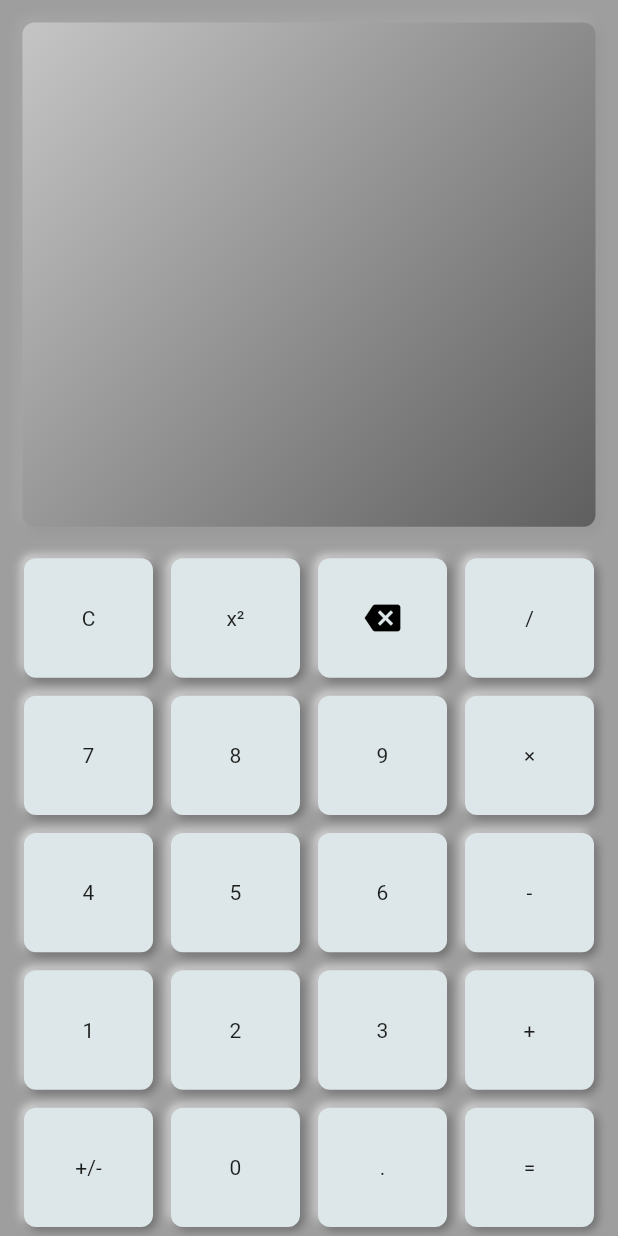
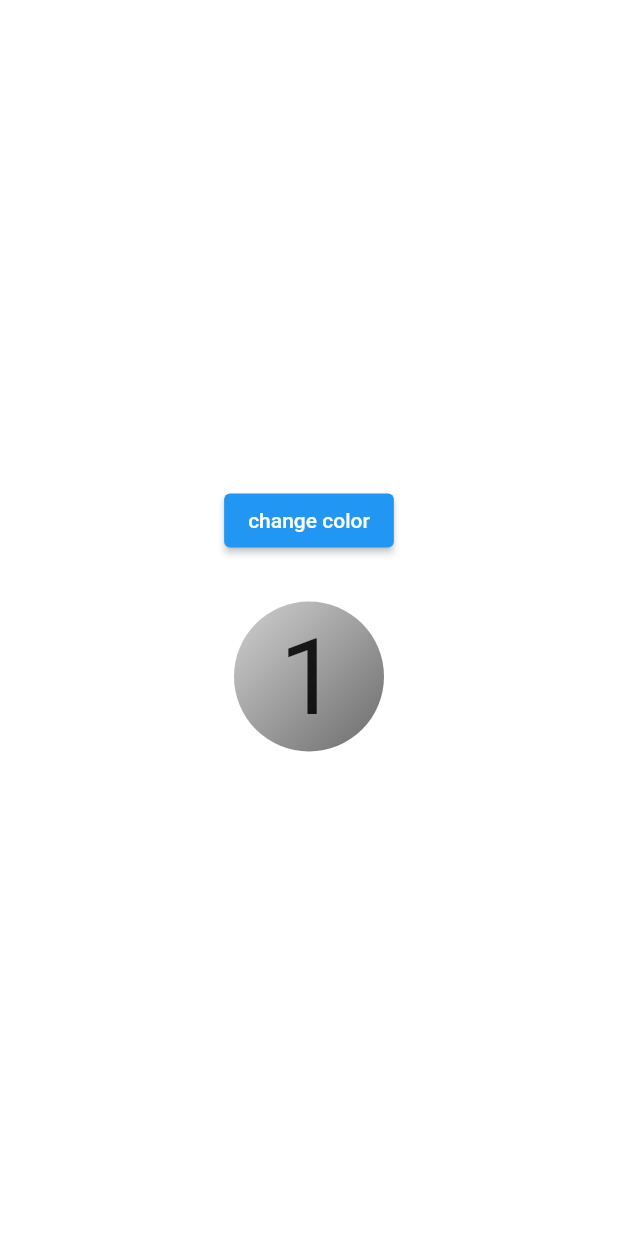
Before and after one commit to supatruparus/flutter_calc2, a Flutter app: the screen it shows after launch, on a phone screen of 412 x 824 dp. Run offline on Flutter 3.47's test engine with Material 2 defaults, Android fonts, the light colour scheme and no system bars; drawn by our look-alikes of flutter_layout_grid, flutter_neumorphic; our stand-ins replace flutter_riverpod, math_expressions, riverpod, shared_preferences, vibration; missing offline and left inert: flex_color_picker, window_size.

Commit message:
add vpukBtn

```diff
--- a/lib/main.dart
+++ b/lib/main.dart
@@ -1,6 +1,12 @@
 import 'dart:io';
 
 import 'package:arch_test/pages/calculator/presentation/calculator.dart';
+import 'package:arch_test/pages/test/data/repository/user_repository_impl.dart';
+import 'package:arch_test/pages/test/data/storage/SharedPrefUserStorage.dart';
+import 'package:arch_test/pages/test/data/test_page_viewmodel.dart';
+import 'package:arch_test/pages/test/domain/usecases/get_user_usecase.dart';
+import 'package:arch_test/pages/test/presentation/test_page.dart';
+import 'package:arch_test/pages/vpuk_button_test/vpuk_btn_page.dart';
 import 'package:flutter/material.dart';
 import 'package:flutter_riverpod/flutter_riverpod.dart';
 import 'package:window_size/window_size.dart';
@@ -16,12 +22,12 @@ void main() {
   runApp(const ProviderScope(child: MyApp()));
 }
 
-class MyApp extends StatelessWidget {
+class MyApp extends ConsumerWidget {
   const MyApp({super.key});
 
   // This widget is the root of your application.
   @override
-  Widget build(BuildContext context) {
-    return Calculator();
+  Widget build(BuildContext context, ref) {
+    return const MaterialApp(home: VpukButtonTest(),);
   }
 }
--- /dev/null
+++ b/lib/pages/vpuk_button_test/theme.dart
@@ -0,0 +1,37 @@
+
+import 'package:flutter/material.dart';
+import 'package:flutter_riverpod/flutter_riverpod.dart';
+import 'package:riverpod/riverpod.dart';
+
+final _themeProvider = StateProvider<_Theme>((ref) {
+  return _Theme();
+});
+
+
+class ThemeRepository{
+  const ThemeRepository({required this.ref});
+  final WidgetRef ref;
+  Color get bgColor => ref.watch(_themeProvider.select((value) => value.bgColor));
+
+
+  changeBgColor(Color color ){
+    ref.read(_themeProvider.notifier).update((state) => state.copyWith(bgColor: color));
+  }
+
+}
+
+class _Theme{
+  _Theme({this.bgColor = Colors.white, this.textStyle = const TextStyle()});
+  final Color bgColor;
+  final TextStyle textStyle;
+
+  _Theme copyWith({
+    Color? bgColor,
+    TextStyle? textStyle,
+  }) {
+    return _Theme(
+      bgColor: bgColor ?? this.bgColor,
+      textStyle: textStyle ?? this.textStyle,
+    );
+  }
+}
--- /dev/null
+++ b/lib/pages/vpuk_button_test/view_model.dart
@@ -0,0 +1,25 @@
+
+import 'dart:math';
+
+import 'package:arch_test/pages/vpuk_button_test/theme.dart';
+import 'package:flutter/material.dart';
+import 'package:flutter_riverpod/flutter_riverpod.dart';
+
+class ViewModel{
+  ViewModel({required this.theme, required this.ref});
+  final WidgetRef ref;
+  final ThemeRepository theme;
+
+  changeBgColor(){
+    final Color newColor = Colors.primaries[Random().nextInt(Colors.primaries.length)];
+    if(theme.bgColor != newColor){
+      theme.changeBgColor(newColor);
+
+    }else{
+      changeBgColor();
+    }
+  }
+
+
+
+}
--- /dev/null
+++ b/lib/pages/vpuk_button_test/vpuk_btn.dart
@@ -0,0 +1,110 @@
+
+
+import 'package:arch_test/pages/vpuk_button_test/theme.dart';
+import 'package:flutter/material.dart';
+import 'package:flutter_neumorphic/flutter_neumorphic.dart';
+import 'package:flutter_riverpod/flutter_riverpod.dart';
+
+extension Brightness on Color{
+  Color withWhite(double value){
+    ///add white to color value from 0 to 1
+    return Color.lerp(this, Colors.white, value)!
+    ;
+  }
+  Color withBlack(double value){
+    ///add black to color value from 0 to 1
+    return Color.lerp(this, Colors.black, value)!;
+  }
+}
+
+
+
+
+class VpukButton extends StatefulWidget {
+  const VpukButton.square({Key? key,this.boxShape = const NeumorphicBoxShape.rect(), this.animSpeed = 200, this.child,this.color = Colors.transparent, required this.onPressed}) : super(key: key);
+
+  const VpukButton.circle  ({Key? key,this.boxShape = const NeumorphicBoxShape.circle(), this.animSpeed = 200, this.child,this.color = Colors.transparent, required this.onPressed}) : super(key: key);
+  final Function onPressed;
+  final Widget? child;
+  final int animSpeed;
+  final Color color;
+  final NeumorphicBoxShape boxShape;
+
+  @override
+  State<VpukButton> createState() => _VpukButtonState();
+}
+
+class _VpukButtonState extends State<VpukButton> with SingleTickerProviderStateMixin {
+  late final animController = AnimationController(vsync: this, duration:  Duration(milliseconds: widget.animSpeed));
+  late final pushAnim = Tween<double>(begin: 1, end:0.3).animate(animController);
+  bool isPressed = false;
+  @override
+  void initState() {
+    animController.addStatusListener((status) {
+      if(status ==AnimationStatus.completed && isPressed == false) animController.animateBack(0);});
+
+    super.initState();
+  }
+  @override
+  Widget build(BuildContext context) {
+
+    return Consumer(
+      builder: (context, ref, child) {
+        final theme = ThemeRepository(ref: ref);
+        return GestureDetector(
+
+          onTapDown: (det) {
+            isPressed = true;
+            print('isPressed: $isPressed');
+            animController.forward(from: 0);
+          },
+          // onTapCancel: () => animController.animateBack(0),
+          onTapUp: (details) {
+
+            isPressed = false;
+            print('isPressed : $isPressed');
+            if(animController.isCompleted) animController.animateBack(0);
+          },
+
+          child: AnimatedBuilder(
+
+
+            builder: (context,child ) {
+              return Stack(
+                children: [
+
+                  Neumorphic(
+
+                    style: NeumorphicStyle(
+                        depth: animController.value*-20,
+                        surfaceIntensity: pushAnim.value, color: widget.color, shape: NeumorphicShape.convex, boxShape: widget.boxShape),
+                    drawSurfaceAboveChild: false,
+                    child: widget.child,
+                  ),
+                ],
+              );
+            }, animation: pushAnim,
+          ),
+        );
+
+      }
+    );
+  }
+
+  NeumorphicRadio<Object> buildNeumorphicRadio(ThemeRepository theme) {
+    return NeumorphicRadio(
+        onChanged: (value){
+          print('click');
+        },curve: Curves.easeInBack,
+        style: NeumorphicRadioStyle(
+          selectedColor: theme.bgColor.withBlack(0.1),
+          unselectedColor: theme.bgColor.withBlack(0.04),
+          unselectedDepth: 0, selectedDepth: -20, boxShape: const NeumorphicBoxShape.circle(), intensity: 0.6 , /*shape: NeumorphicShape.concave*/),
+        child: Container(width: 100,height: 100,child: const Text('1'),),
+      );
+  }
+}
+
+ NeumorphicBorder border_fromColor(Color color){
+  return NeumorphicBorder(color: color.withWhite(0.5, ),width: 2);
+   }
--- /dev/null
+++ b/lib/pages/vpuk_button_test/vpuk_btn_page.dart
@@ -0,0 +1,50 @@
+import 'package:arch_test/pages/calculator/data/repositories/calc_theme_repository_impl.dart';
+import 'package:arch_test/pages/vpuk_button_test/theme.dart';
+import 'package:arch_test/pages/vpuk_button_test/view_model.dart';
+import 'package:arch_test/pages/vpuk_button_test/vpuk_btn.dart';
+import 'package:flutter/material.dart';
+import 'package:flutter_riverpod/flutter_riverpod.dart';
+
+class VpukButtonTest extends ConsumerStatefulWidget {
+  const VpukButtonTest({Key? key}) : super(key: key);
+
+  @override
+  ConsumerState<VpukButtonTest> createState() => _VpukButtonTestState();
+}
+
+class _VpukButtonTestState extends ConsumerState<VpukButtonTest> {
+  @override
+  Widget build(BuildContext context) {
+    return Consumer(builder: (context, ref, child) {
+      ThemeRepository theme = ThemeRepository(ref: ref);
+      ViewModel viewModel = ViewModel(theme: theme, ref: ref);
+      return Scaffold(
+        body: Container(
+          color: theme.bgColor,
+          child: Center(
+            child: Column(
+              mainAxisAlignment: MainAxisAlignment.center,
+              children: [
+                ElevatedButton(
+                  onPressed: viewModel.changeBgColor,
+                  child: const Text('change color'),
+                ),
+                SizedBox(height: 30,),
+                VpukButton.circle(
+                  animSpeed: 50,
+                  color: theme.bgColor.withBlack(0.3),
+                  onPressed: (){
+
+                },
+                child: Container(width: 100,height: 100,
+                  padding: EdgeInsets.all(10),
+
+                  child: FittedBox(child: Text('1')),),),
+              ],
+            ),
+          ),
+        ),
+      );
+    });
+  }
+}
```
